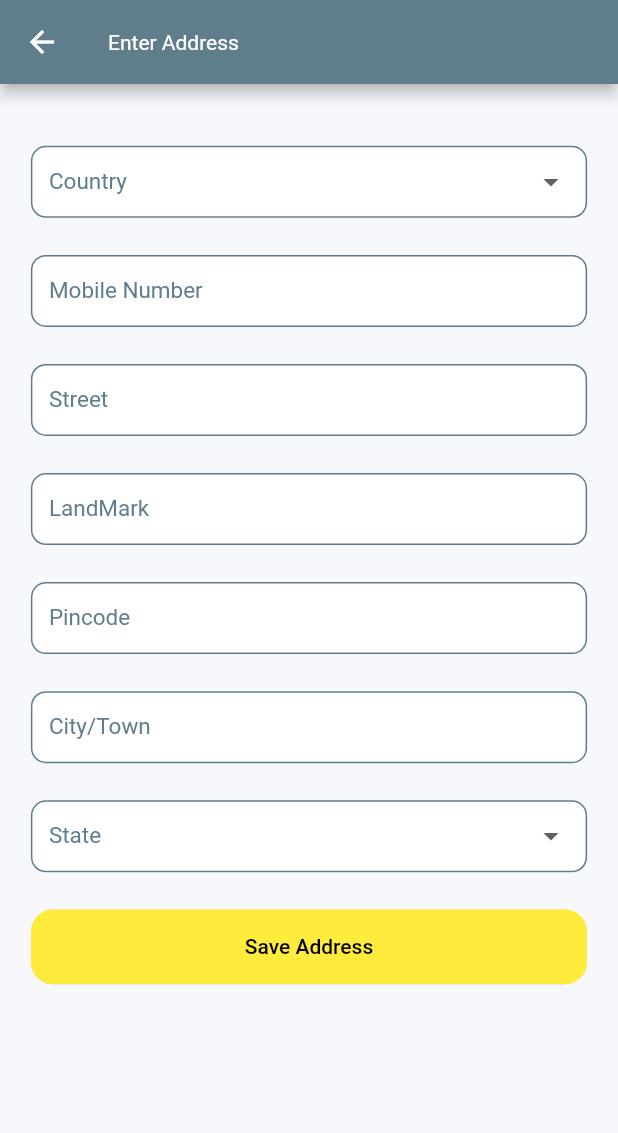
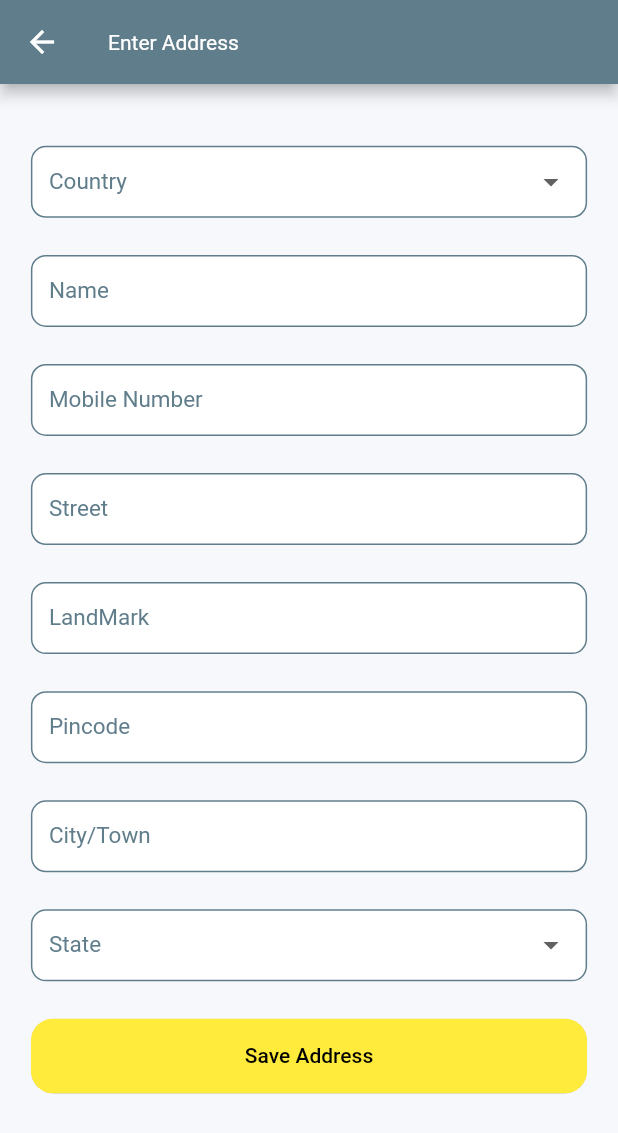
Before and after one commit to Rajkumarlohar65/flutter_projects, a Flutter app: the SelectAddressView screen opened by its route, after a tap on "Add new Address", on a phone screen of 412 x 824 dp. Shown: the top 1133 px of the screen. Run offline on Flutter 3.47's test engine with Material 2 defaults, Android fonts, the phone set to English and light mode, and no system bars; our stand-ins replace audioplayers, cached_network_image, carousel_slider, cloud_firestore, firebase_auth, firebase_core and 8 more; missing offline and left inert: flutter_stripe; accounts and stored records are empty.

Commit message:
improve ui

```diff
--- a/bhawani_silver/lib/app/data/model/address.dart
+++ b/bhawani_silver/lib/app/data/model/address.dart
@@ -2,6 +2,7 @@
 
 class Address {
   String id;
+  String name;
   String street;
   String landmark;
   String city;
@@ -12,6 +13,7 @@ class Address {
 
   Address({
     required this.id,
+    required this.name,
     required this.street,
     required this.landmark,
     required this.city,
--- a/bhawani_silver/lib/app/modules/address/controllers/address_controller.dart
+++ b/bhawani_silver/lib/app/modules/address/controllers/address_controller.dart
@@ -10,6 +10,7 @@ class AddressController extends GetxController {
   final formKey = GlobalKey<FormState>();
 
   String? country;
+  String? name;
   int? mobileNumber;
   String? street;
   String? landmark;
@@ -20,6 +21,7 @@ class AddressController extends GetxController {
   RxBool isLoading = false.obs;
 
   final TextEditingController countryController = TextEditingController();
+  final TextEditingController nameController = TextEditingController();
   final TextEditingController mobileNumberController = TextEditingController();
   final TextEditingController streetController = TextEditingController();
   final TextEditingController landmarkController = TextEditingController();
@@ -34,7 +36,7 @@ class AddressController extends GetxController {
         .collection('users')
         .doc(uid)
         .collection('address')
-        .doc().set({'country': country, 'mobile number': mobileNumber, 'street': street, 'landmark': landmark, 'pincode': pinCode, 'city': city, 'state': state}
+        .doc().set({'country': country, 'name': name, 'mobile number': mobileNumber, 'street': street, 'landmark': landmark, 'pincode': pinCode, 'city': city, 'state': state}
     );
     Utils().showSuccessToast("Address Saved");
     Get.offNamed(Routes.SELECT_ADDRESS);
--- a/bhawani_silver/lib/app/modules/address/views/address_view.dart
+++ b/bhawani_silver/lib/app/modules/address/views/address_view.dart
@@ -3,6 +3,7 @@ import 'package:BhawaniSilver/app/widgets/button_widget/address_saveAddressButto
 import 'package:BhawaniSilver/app/widgets/text_form_field_widget/address_city_widget.dart';
 import 'package:BhawaniSilver/app/widgets/text_form_field_widget/address_landmark_widget.dart';
 import 'package:BhawaniSilver/app/widgets/text_form_field_widget/address_mobileNumber_widget.dart';
+import 'package:BhawaniSilver/app/widgets/text_form_field_widget/address_name_widget.dart';
 import 'package:BhawaniSilver/app/widgets/text_form_field_widget/address_pincode_widget.dart';
 import 'package:BhawaniSilver/app/widgets/text_form_field_widget/address_street_widget.dart';
 import 'package:flutter/material.dart';
@@ -66,6 +67,10 @@ class AddressView extends GetView<AddressController> {
                                   .toList(),
                         ),
                       ),
+
+                      Padding(
+                          padding: EdgeInsets.only(bottom: screenHeight * 0.03),
+                          child: const AddressNameWidget()),
                       Padding(
                           padding: EdgeInsets.only(bottom: screenHeight * 0.03),
                           child: const AddressMobileNumberWidget()),
--- a/bhawani_silver/lib/app/modules/select_address/controllers/select_address_controller.dart
+++ b/bhawani_silver/lib/app/modules/select_address/controllers/select_address_controller.dart
@@ -10,6 +10,8 @@ class SelectAddressController extends GetxController {
   final cartData = Get.arguments;
   List<Address> get addresses => _addresses;
 
+  final RxBool isLoading = true.obs; // Initialize with true
+
   @override
   void onInit() {
     super.onInit();
@@ -18,12 +20,14 @@ class SelectAddressController extends GetxController {
 
   void fetchAddresses() async {
     try {
+      isLoading(true); // Show loading indicator
       final uid = FirebaseAuth.instance.currentUser!.uid; // Replace with the actual user ID of the logged-in user
       final querySnapshot = await _firestore.collection('users').doc(uid).collection('address').get();
       final List<Address> fetchedAddresses = querySnapshot.docs.map((doc) {
         final data = doc.data();
         return Address(
           id: doc.id,
+          name: data['name'] ?? '',
           street: data['street'] ?? '',
           landmark: data['landmark'] ?? '',
           city: data['city'] ?? '',
@@ -37,6 +41,8 @@ class SelectAddressController extends GetxController {
     } catch (e) {
       // Handle any errors that occur during data fetching
       print('Error fetching addresses: $e');
+    } finally {
+      isLoading(false); // Hide loading indicator
     }
   }
 }
--- a/bhawani_silver/lib/app/modules/select_address/views/select_address_view.dart
+++ b/bhawani_silver/lib/app/modules/select_address/views/select_address_view.dart
@@ -1,3 +1,4 @@
+import 'package:BhawaniSilver/app/core/values/app_color.dart';
 import 'package:BhawaniSilver/app/data/model/address.dart';
 import 'package:BhawaniSilver/app/modules/select_address/controllers/select_address_controller.dart';
 import 'package:BhawaniSilver/app/routes/app_pages.dart';
@@ -13,9 +14,12 @@ class SelectAddressView extends GetView<SelectAddressController> {
   Widget build(BuildContext context) {
     return Scaffold(
       appBar: AppBar(
-        title: const Text('Select Address'),
+        title: const Text('Select a delivery address'),
       ),
       body: Obx(() {
+        if (controller.isLoading.value) {
+          return const Center(child: CircularProgressIndicator());
+        } else {
           if (controller.addresses.isEmpty) {
             return const Center(
               child: Text("No Addresses Found"),
@@ -34,12 +38,16 @@ class SelectAddressView extends GetView<SelectAddressController> {
               },
             );
           }
+        }
       }),
       floatingActionButton: FloatingActionButton.extended(
         onPressed: () {
           Get.offNamed(Routes.ADDRESS);
         },
-          label: const Text("Add new Address")),
+        label: const Text("Add new Address"),
+        backgroundColor: AppColor.blueGrey,
+        icon: const Icon(Icons.home),
+      ),
     );
   }
 }
--- /dev/null
+++ b/bhawani_silver/lib/app/widgets/text_form_field_widget/address_name_widget.dart
@@ -0,0 +1,32 @@
+import 'package:BhawaniSilver/app/modules/address/controllers/address_controller.dart';
+import 'package:flutter/material.dart';
+import 'package:get/get.dart';
+
+class AddressNameWidget extends StatelessWidget {
+  const AddressNameWidget({super.key});
+
+  @override
+  Widget build(BuildContext context) {
+    final controller = Get.find<AddressController>();
+    return TextFormField(
+      controller: controller.nameController,
+      style: const TextStyle(
+        fontSize: 15,
+      ),
+      decoration: const InputDecoration(
+        labelText: "Name",
+      ),
+      keyboardType: TextInputType.name,
+      autofillHints: const [AutofillHints.name],
+      validator: (value) {
+        if (value == null || value.isEmpty) {
+          return "Enter Full Name";
+        }
+        return null;
+      },
+      onSaved: (value) {
+        controller.name = value;
+      },
+    );
+  }
+}
```
Also changed, not shown: bhawani_silver/lib/app/widgets/card_widget/address_card_widget.dart (+55 -12 lines). Lines whose indentation alone changed are shown as unchanged.
